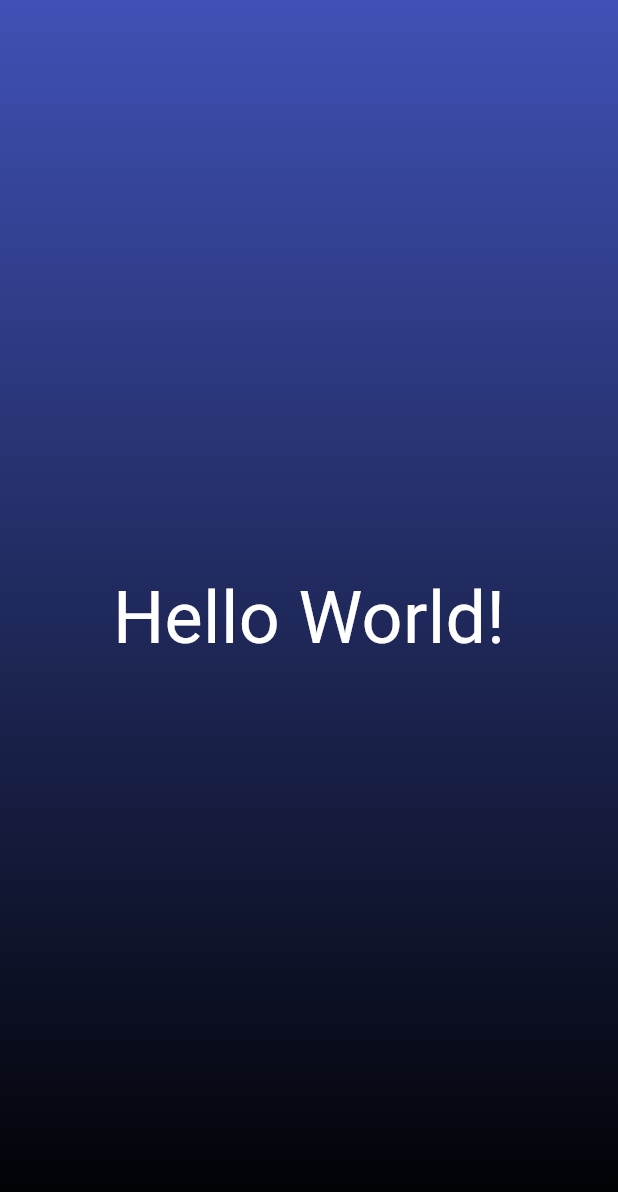
After one commit to adeonirlabs/flutter-roll-the-dice, a Flutter app: the screen it shows after launch, on a phone screen of 412 x 824 dp. The commit adds this screen. Shown: the top 1192 px of the screen. Run offline on Flutter 3.47's test engine with Material 3 defaults, Android fonts, the phone set to English and light mode, and no system bars.

Commit message:
Split gradient container to its own file

```diff
--- /dev/null
+++ b/lib/gradient_container.dart
@@ -0,0 +1,24 @@
+import 'package:flutter/material.dart';
+
+class GradientContainer extends StatelessWidget {
+  const GradientContainer({super.key});
+
+  @override
+  Widget build(BuildContext context) {
+    return Container(
+      decoration: const BoxDecoration(
+        gradient: LinearGradient(
+          begin: Alignment.topCenter,
+          end: Alignment.bottomCenter,
+          colors: [Colors.indigo, Colors.black],
+        ),
+      ),
+      child: const Center(
+        child: Text(
+          'Hello World!',
+          style: TextStyle(fontSize: 48, color: Colors.white),
+        ),
+      ),
+    );
+  }
+}
--- a/lib/main.dart
+++ b/lib/main.dart
@@ -1,4 +1,5 @@
 import 'package:flutter/material.dart';
+import 'package:roll_the_dice/gradient_container.dart';
 
 void main() {
   runApp(const RollTheDice());
@@ -9,24 +10,10 @@ class RollTheDice extends StatelessWidget {
 
   @override
   Widget build(BuildContext context) {
-    return MaterialApp(
+    return const MaterialApp(
       title: 'Flutter Demo',
       home: Scaffold(
-        body: Container(
-          decoration: const BoxDecoration(
-            gradient: LinearGradient(
-              begin: Alignment.topCenter,
-              end: Alignment.bottomCenter,
-              colors: [Colors.indigo, Colors.black],
-            ),
-          ),
-          child: const Center(
-            child: Text(
-              'Hello World!',
-              style: TextStyle(fontSize: 48, color: Colors.white),
-            ),
-          ),
-        ),
+        body: GradientContainer(),
       ),
     );
   }
```
